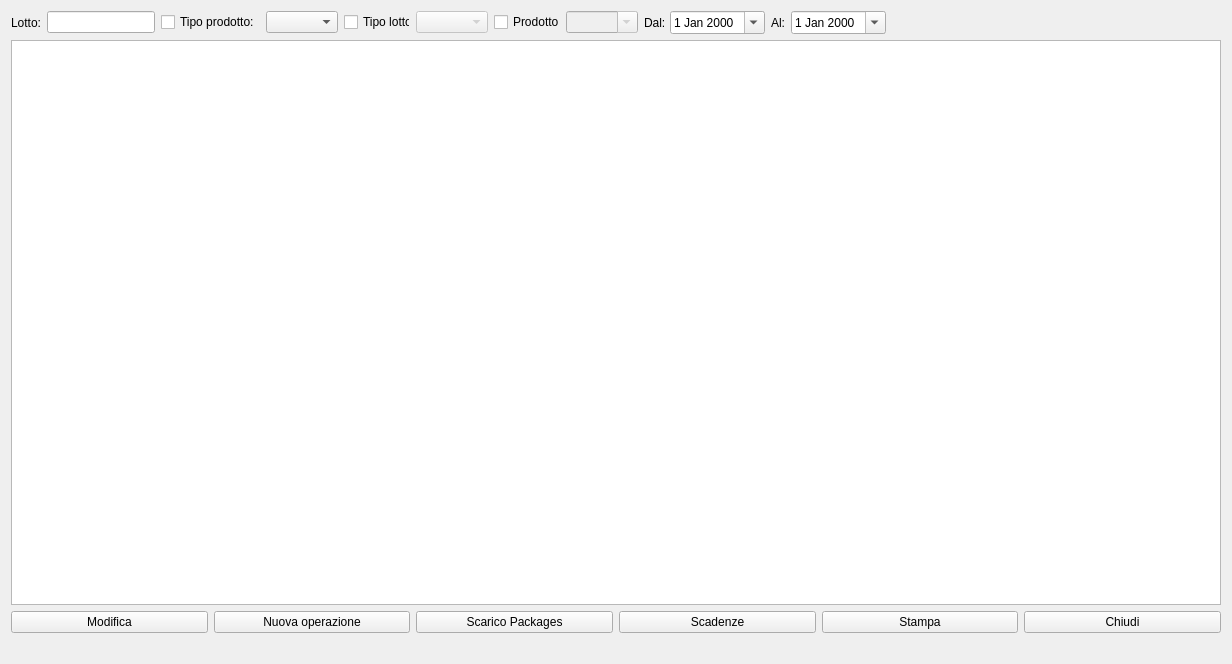
Old version of the form hlotti.ui in the repository fblabs/hamlet-mod-sancon.
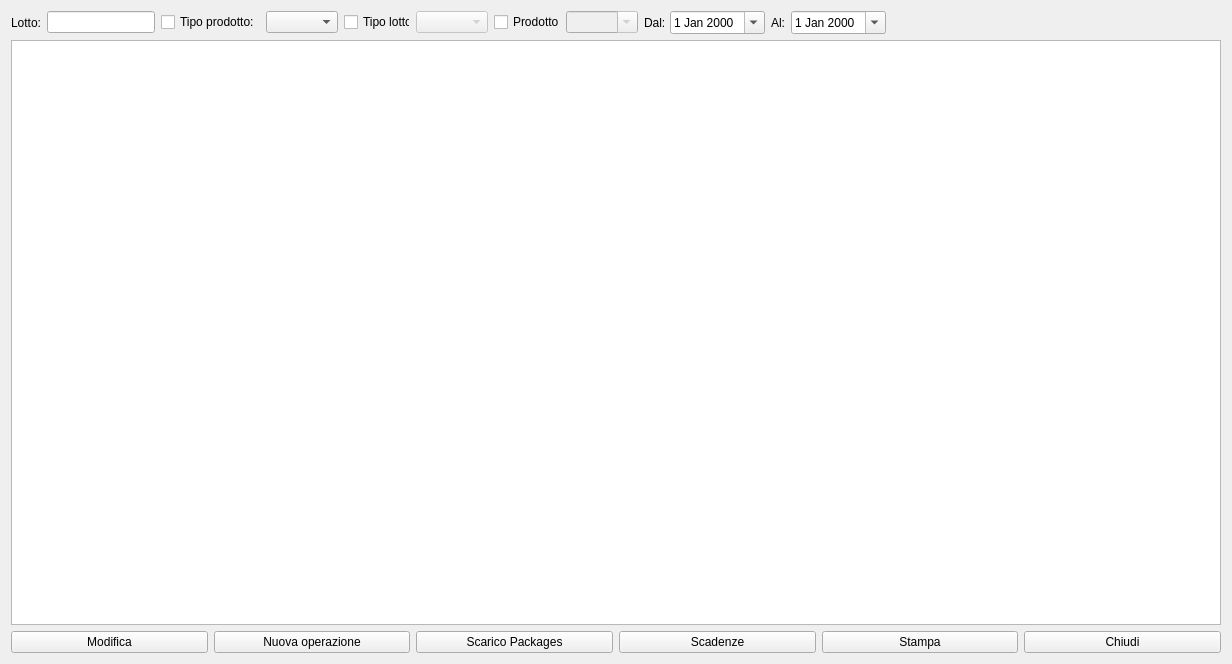
New version of the form. Icons and pictures are not drawn.

Patch:
```diff
--- a/hlotti.ui
+++ b/hlotti.ui
@@ -313,19 +313,6 @@
      </item>
     </layout>
    </item>
-   <item>
-    <spacer name="horizontalSpacer">
-     <property name="orientation">
-      <enum>Qt::Horizontal</enum>
-     </property>
-     <property name="sizeHint" stdset="0">
-      <size>
-       <width>40</width>
-       <height>20</height>
-      </size>
-     </property>
-    </spacer>
-   </item>
   </layout>
  </widget>
  <resources>
```
Left out of the diff: 2 changed lines with no effect on the pictures.
